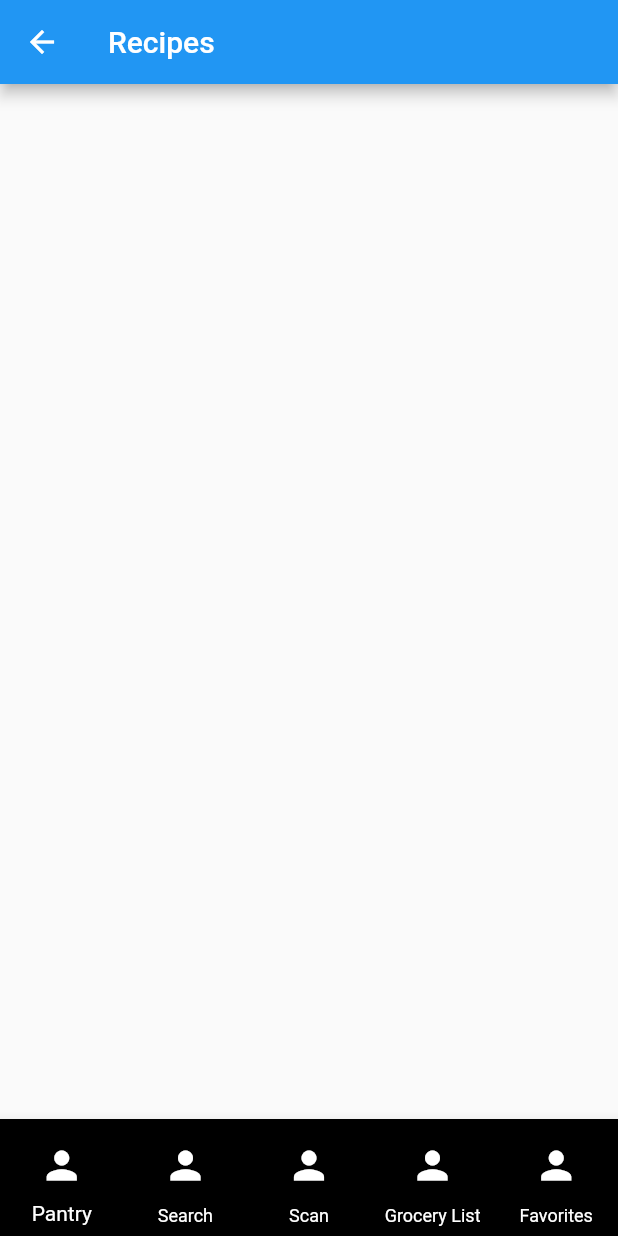
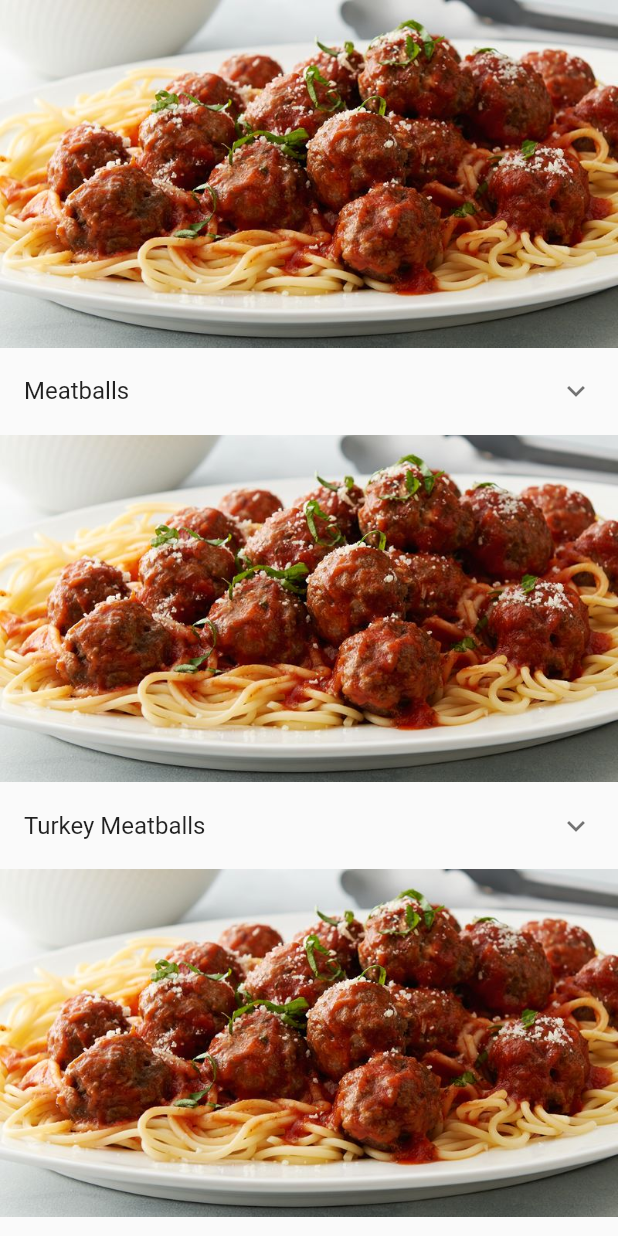
Before and after one commit to IkaikaL/Food-Basket, a Flutter app: the recipesPageRoute screen opened directly, on a phone screen of 412 x 824 dp. Run offline on Flutter 3.47's test engine with Material 2 defaults, Android fonts, the phone set to English and light mode, and no system bars; our stand-ins replace sqflite; accounts and stored records are empty; generated files the repository leaves out were written again.

Commit message:
Navbar is now persistent

```diff
--- a/basket/lib/pages/notInUse_recipesPage.dart
+++ b/basket/lib/pages/notInUse_recipesPage.dart
@@ -5,9 +5,8 @@ import 'package:flutter/material.dart';
 
 // Routes
 import 'samplePage.dart';
-
-
-List _recipes = [];
+import 'package:basket/database/recipe.dart';
+import 'package:basket/main.dart';
 
 class recipesPageRoute extends StatefulWidget {
   const recipesPageRoute({Key? key}) : super(key: key);
@@ -17,79 +16,33 @@ class recipesPageRoute extends StatefulWidget {
 }
 
 class _recipesPageRoute extends State<recipesPageRoute> {
-  final _biggerFont = const TextStyle(fontSize: 28.0);
   int index = 0;
 
   Widget build(BuildContext context) {
     return Scaffold(
-      appBar: AppBar(
-        title: const Text('Recipes'),
-      ),
-      //body: _recipeList(),
-      // Creates the buttons at the bottom of the page
-      bottomNavigationBar: BottomNavigationBar(
-        // Styling Options
-        backgroundColor: Colors.black,
-        unselectedItemColor: Colors.white,
-        selectedItemColor: Colors.white,
-        type: BottomNavigationBarType.fixed,
-        iconSize: 30,
-        // Icon Behaviors
-        currentIndex: index,
-        onTap: (int selectedIndex) {
-          setState(() {
-            index = selectedIndex;
-          });
-        },
-        // NavBar Icon Construction
-        items: <BottomNavigationBarItem>[
-          BottomNavigationBarItem(
-              icon: IconButton(
-                  icon: const Icon(Icons.person),
-                  onPressed: () => Navigator.push(
-                      context,
-                      MaterialPageRoute(
-                          builder: (context) => const SampleRoute())),
-                  tooltip: "Test String"),
-              label: "Pantry"),
-          BottomNavigationBarItem(
-              icon: IconButton(
-                  icon: const Icon(Icons.person),
-                  onPressed: () => Navigator.push(
-                      context,
-                      MaterialPageRoute(
-                          builder: (context) => const SampleRoute())),
-                  tooltip: "Test String"),
-              label: "Search"),
-          BottomNavigationBarItem(
-              icon: IconButton(
-                  icon: const Icon(Icons.person),
-                  onPressed: () => Navigator.push(
-                      context,
-                      MaterialPageRoute(
-                          builder: (context) => const SampleRoute())),
-                  tooltip: "Test String"),
-              label: "Scan"),
-          BottomNavigationBarItem(
-              icon: IconButton(
-                  icon: const Icon(Icons.person),
-                  onPressed: () => Navigator.push(
-                      context,
-                      MaterialPageRoute(
-                          builder: (context) => const SampleRoute())),
-                  tooltip: "Test String"),
-              label: "Grocery List"),
-          BottomNavigationBarItem(
-              icon: IconButton(
-                  icon: const Icon(Icons.person),
-                  onPressed: () => Navigator.push(
-                      context,
-                      MaterialPageRoute(
-                          builder: (context) => const SampleRoute())),
-                  tooltip: "Test String"),
-              label: "Favorites"),
+      body: ListView.builder(
+      itemCount: recipeList.length,
+      itemBuilder: (context, index) {
+      return  Column(
+        children: [
+          const Image(image: AssetImage('assets/images/Meatballs.jpeg')),
+          ExpansionTile(
+              title: Text(recipeList[index].name),
+              children: [
+                ListTile(
+                  title: Text('Ingredients: ' + recipeList[index].ingredients),
+                  ),
+                ListTile(
+                  title: Text('Instructions: ' + recipeList[index].instructions),
+                  ),
+              ],
+            ),
         ],
-      ),
+      );
+
+
+      }
+    ),
     );
   }
 
```
Also changed, not shown: basket/lib/main.dart (+18 -60 lines).
